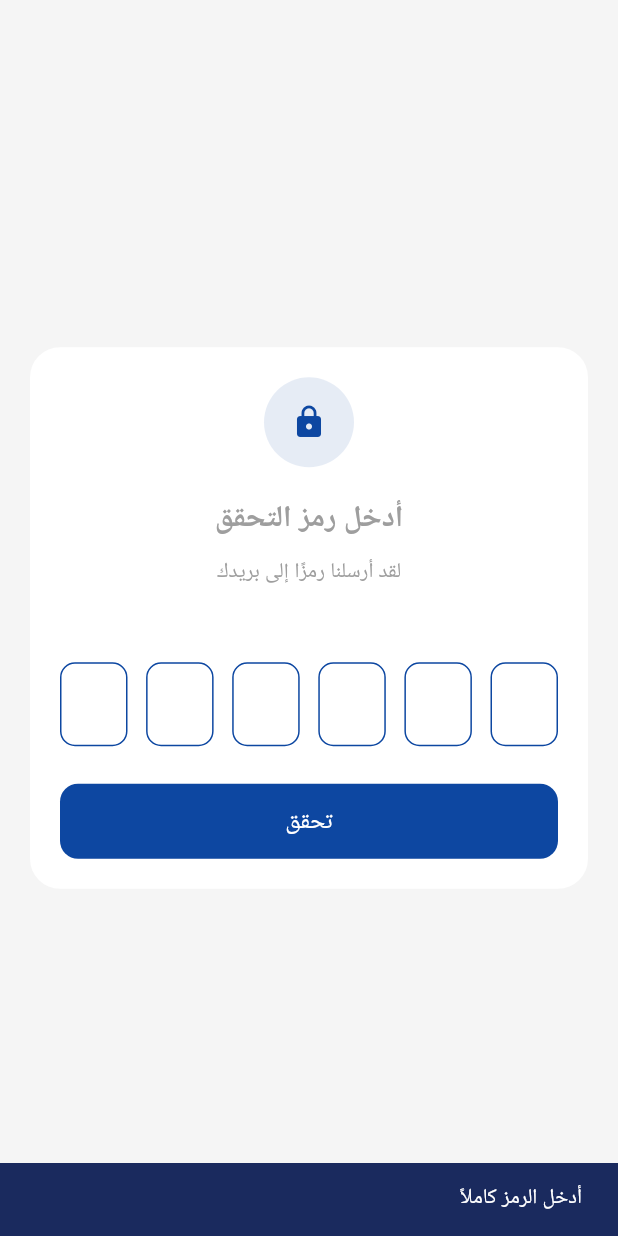
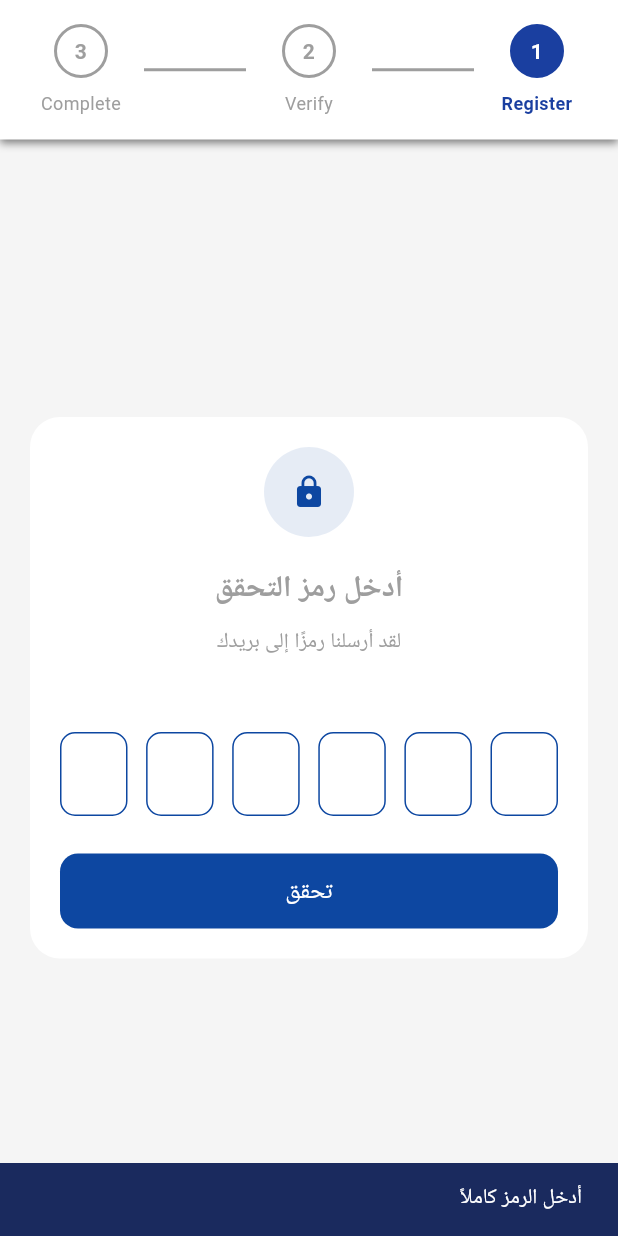
Before and after one commit to Build4All-NET/build4all-municipality-frontend, a Flutter app: the UserVerifyCodeScreen screen opened directly with empty values, after a tap on "تحقق", on a phone screen of 412 x 824 dp. Run offline on Flutter 3.47's test engine with Material 3 defaults, Android fonts, the phone set to English and light mode, and no system bars; our stand-ins replace dartz, equatable, flutter_bloc, jwt_decoder, shared_preferences; accounts and stored records are empty.

Commit message:
Hadi Joumaa

```diff
--- a/lib/app/app.dart
+++ b/lib/app/app.dart
@@ -1,4 +1,5 @@
 // lib/app/app.dart
+import 'package:baladiyati/common/registration_step_cubit.dart';
 import 'package:flutter/material.dart';
 import 'package:flutter_bloc/flutter_bloc.dart';
 import 'package:flutter_localizations/flutter_localizations.dart';
@@ -17,6 +18,7 @@ class MyApp extends StatelessWidget {
       providers: [
         BlocProvider(create: (_) => LocaleCubit()),
         BlocProvider(create: (_) => ThemeCubit()),
+        BlocProvider(create: (_) => RegistrationStepCubit()),
         // ✅ AuthBloc removed from here — LoginScreen has its own via AppRouter
       ],
       child: BlocBuilder<ThemeCubit, ThemeState>(
--- /dev/null
+++ b/lib/common/registration_step_cubit.dart
@@ -0,0 +1,11 @@
+import 'package:flutter_bloc/flutter_bloc.dart';
+
+class RegistrationStepCubit extends Cubit<int> {
+  RegistrationStepCubit() : super(0); // 0 = Register
+
+  void nextStep() => emit(state + 1);
+
+  void goToStep(int step) => emit(step);
+
+  void reset() => emit(0);
+}
--- a/lib/common/registration_step_indicator.dart
+++ b/lib/common/registration_step_indicator.dart
@@ -1,3 +1,4 @@
+import 'package:baladiyati/common/registration_step_cubit.dart';
 import 'package:flutter/material.dart';
 import 'package:flutter_bloc/flutter_bloc.dart';
 import 'package:baladiyati/core/theme/theme_cubit.dart';
@@ -13,18 +14,17 @@ enum RegistrationStep {
 }
 
 class RegistrationStepIndicator extends StatelessWidget {
-  final RegistrationStep currentStep;
 
   const RegistrationStepIndicator({
     super.key,
-    required this.currentStep,
   });
 
   @override
 Widget build(BuildContext context) {
+  final stepIndex = context.watch<RegistrationStepCubit>().state;
+
   final themeState = context.watch<ThemeCubit>().state;
   final colors = themeState.tokens.colors;
-    final isDark = themeState.isDark;
 
   return Container(
     padding: const EdgeInsets.symmetric(horizontal: 16, vertical: 16),
@@ -44,36 +44,29 @@ class RegistrationStepIndicator extends StatelessWidget {
           context,
           index: 0,
           title: _getStepTitle(context, 0),
-            isActive: currentStep.index >= 0,
-            isCompleted: currentStep.index > 0,
+          isActive: stepIndex >= 0,
+          isCompleted: stepIndex > 0,
         ),
-          _buildDivider(
-            context,
-            isActive: currentStep.index >= 1,
-          ),
+        _buildDivider(context, isActive: stepIndex >= 1),
         _buildStep(
           context,
           index: 1,
           title: _getStepTitle(context, 1),
-            isActive: currentStep.index >= 1,
-            isCompleted: currentStep.index > 1,
+          isActive: stepIndex >= 1,
+          isCompleted: stepIndex > 1,
         ),
-          _buildDivider(
-            context,
-            isActive: currentStep.index >= 2,
-          ),
+        _buildDivider(context, isActive: stepIndex >= 2),
         _buildStep(
           context,
           index: 2,
           title: _getStepTitle(context, 2),
-            isActive: currentStep.index >= 2,
-            isCompleted: currentStep.index > 2,
+          isActive: stepIndex >= 2,
+          isCompleted: stepIndex > 2,
         ),
       ],
     ),
   );
 }
-
   String _getStepTitle(BuildContext context, int step) {
     // You can add localization keys for these
     switch (step) {
--- a/lib/features/auth/data/repository/auth_repository_impl.dart
+++ b/lib/features/auth/data/repository/auth_repository_impl.dart
@@ -43,7 +43,10 @@ class AuthRepositoryImpl implements AuthRepository {
   required String code,
 }) async {
   try {
-      await _api.verifyEmailCode(code: code);
+    await _api.verifyEmailCode(
+      email: email,   // ✅ ADD THIS
+      code: code,
+    );
     return const Right(1);
   } catch (e) {
     return Left(AuthFailure(
@@ -97,6 +100,7 @@ class AuthRepositoryImpl implements AuthRepository {
     await _api.completeProfile(
       address: '',
       username: username,
+      municipalityId: 1
     );
     return UserEntity(
       id: pendingId,
--- a/lib/features/auth/presentation/complete_profile/bloc/complete_profile_bloc.dart
+++ b/lib/features/auth/presentation/complete_profile/bloc/complete_profile_bloc.dart
@@ -22,6 +22,7 @@ class CompleteProfileBloc
       await authApi.completeProfile(
         address: event.address,
         username: event.username,
+        municipalityId: 1
       );
 
       emit(state.copyWith(isLoading: false, isSuccess: true));
--- a/lib/features/auth/presentation/complete_profile/screens/complete_profile_screen.dart
+++ b/lib/features/auth/presentation/complete_profile/screens/complete_profile_screen.dart
@@ -1,3 +1,5 @@
+import 'package:baladiyati/app/app_router.dart';
+import 'package:baladiyati/common/registration_step_cubit.dart';
 import 'package:flutter/material.dart';
 import 'package:flutter_bloc/flutter_bloc.dart';
 import 'package:baladiyati/l10n/app_localizations.dart';
@@ -77,6 +79,8 @@ class _CompleteProfileScreenState extends State<CompleteProfileScreen> {
             //municipalityId: _selectedMunicipality!.id, //
           ),
         );
+        context.read<RegistrationStepCubit>().nextStep();
+        AppRouter.goToWelcome(context);
   }
 
   String _getMunicipalityName(_Municipality m, AppLocalizations l10n) {
--- a/lib/features/auth/presentation/register/screens/user_verify_code_screen.dart
+++ b/lib/features/auth/presentation/register/screens/user_verify_code_screen.dart
@@ -1,10 +1,13 @@
 import 'dart:convert';
+import 'package:baladiyati/common/registration_step_cubit.dart';
+import 'package:baladiyati/common/registration_step_indicator.dart';
 import 'package:flutter/material.dart';
 import 'package:baladiyati/l10n/app_localizations.dart';
+import 'package:http/http.dart';
 import 'package:shared_preferences/shared_preferences.dart';
 import '../../../../../features/auth/data/services/auth_api_service.dart';
 import 'package:baladiyati/app/app_router.dart';
-
+import 'package:flutter_bloc/flutter_bloc.dart';
 class UserVerifyCodeScreen extends StatefulWidget {
   final String email;
   final String sharedReference;
@@ -41,7 +44,6 @@ class _OtpScreenState extends State<UserVerifyCodeScreen> {
     }
     return null;
   }
-
 void _verify(AppLocalizations l10n) async {
   final code = _controllers.map((c) => c.text).join();
 
@@ -55,44 +57,46 @@ class _OtpScreenState extends State<UserVerifyCodeScreen> {
   setState(() => _isLoading = true);
 
   try {
-      // ✅ STEP 1 — Verify OTP code with backend
-      await _authApi.verifyEmailCode(code: code);
+    // ✅ STEP 1 — Verify OTP
+    await _authApi.verifyEmailCode(
+      email: widget.email,
+      code: code,
+    );
 
     // ✅ STEP 2 — Read saved register data
     final savedData = await _readStoredData();
     if (savedData == null) throw Exception('Register data not found');
 
-      // ✅ STEP 3 — Register the user
+    // ✅ STEP 3 — CALL REGISTER HERE
     await _authApi.register(
-        email: savedData['email'] ?? widget.email,
-        password: savedData['password'] ?? '',
-        fullName: savedData['fullName'] ?? '',
-        phone: savedData['phone'] ?? '',
+      email: savedData['email'],
+      password: savedData['password'],
+      fullName: savedData['fullName'],
+      phone: savedData['phone'],
       role: 'CITIZEN',
-        municipalityId: 1,
+      municipalityId: 1, // TEMP (will update later)
     );
-
-      setState(() => _isLoading = false);
 
     if (!mounted) return;
 
-      // ✅ Show success
+    setState(() => _isLoading = false);
+context.read<RegistrationStepCubit>().nextStep();
+
     ScaffoldMessenger.of(context).showSnackBar(
       SnackBar(
         content: Text(l10n.successRegister),
         backgroundColor: Colors.green,
       ),
     );
-
-      // ✅ STEP 4 — Navigate to Complete Profile
+    // ✅ STEP 4 — GO TO COMPLETE PROFILE
     AppRouter.gotoCompleteProfile(context);
 
   } catch (e) {
     setState(() => _isLoading = false);
     if (!mounted) return;
 
-      // Show exact error message from server
     final errorMsg = e.toString().replaceAll('Exception:', '').trim();
+
     ScaffoldMessenger.of(context).showSnackBar(
       SnackBar(
         content: Text('خطأ: $errorMsg'),
@@ -110,6 +114,12 @@ class _OtpScreenState extends State<UserVerifyCodeScreen> {
   return Scaffold(
     backgroundColor: Colors.grey.shade100,
     body: SafeArea(
+      child: Column(
+        children: [
+          // ✅ STEP INDICATOR (same as register page)
+          const RegistrationStepIndicator(),
+
+          Expanded(
             child: Center(
               child: Container(
                 margin: const EdgeInsets.all(20),
@@ -168,7 +178,8 @@ class _OtpScreenState extends State<UserVerifyCodeScreen> {
                               ),
                               focusedBorder: OutlineInputBorder(
                                 borderRadius: BorderRadius.circular(10),
-                            borderSide: BorderSide(color: primary, width: 2),
+                                borderSide:
+                                    BorderSide(color: primary, width: 2),
                               ),
                             ),
                           ),
@@ -187,9 +198,11 @@ class _OtpScreenState extends State<UserVerifyCodeScreen> {
                           shape: RoundedRectangleBorder(
                               borderRadius: BorderRadius.circular(12)),
                         ),
-                    onPressed: _isLoading ? null : () => _verify(l10n),
+                        onPressed:
+                            _isLoading ? null : () => _verify(l10n),
                         child: _isLoading
-                        ? const CircularProgressIndicator(color: Colors.white)
+                            ? const CircularProgressIndicator(
+                                color: Colors.white)
                             : Text(l10n.verifyButton,
                                 style: const TextStyle(
                                     fontSize: 16, color: Colors.white)),
@@ -200,6 +213,9 @@ class _OtpScreenState extends State<UserVerifyCodeScreen> {
               ),
             ),
           ),
+        ],
+      ),
+    ),
   );
 }
 }
```
Also changed, not shown: lib/features/auth/data/services/auth_api_service.dart (+10 -3 lines), lib/features/auth/presentation/register/screens/user_register_screen.dart (+3 -4 lines), lib/main.dart (+6 -1 lines). Lines whose indentation alone changed are shown as unchanged.
